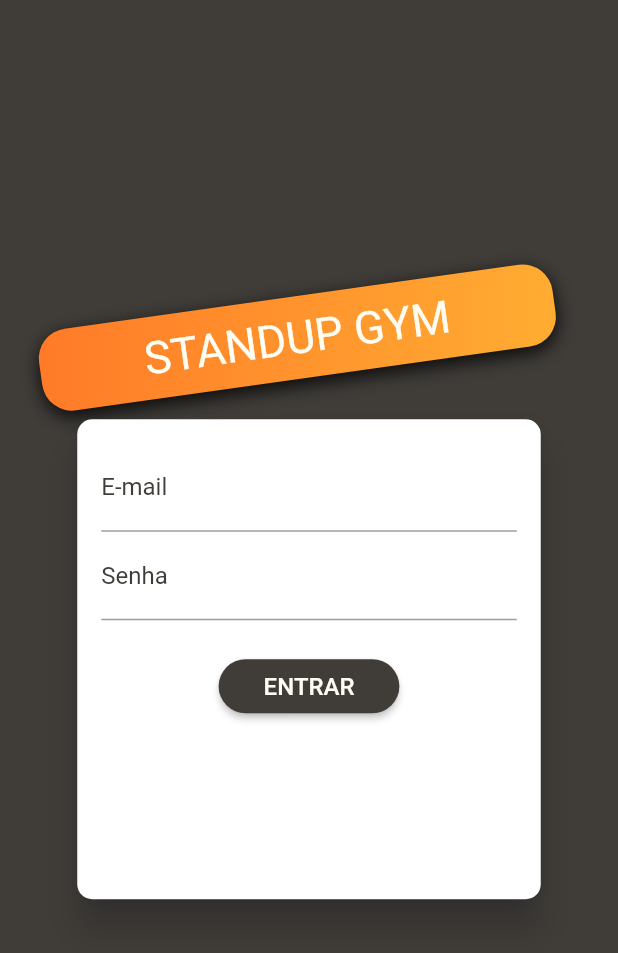
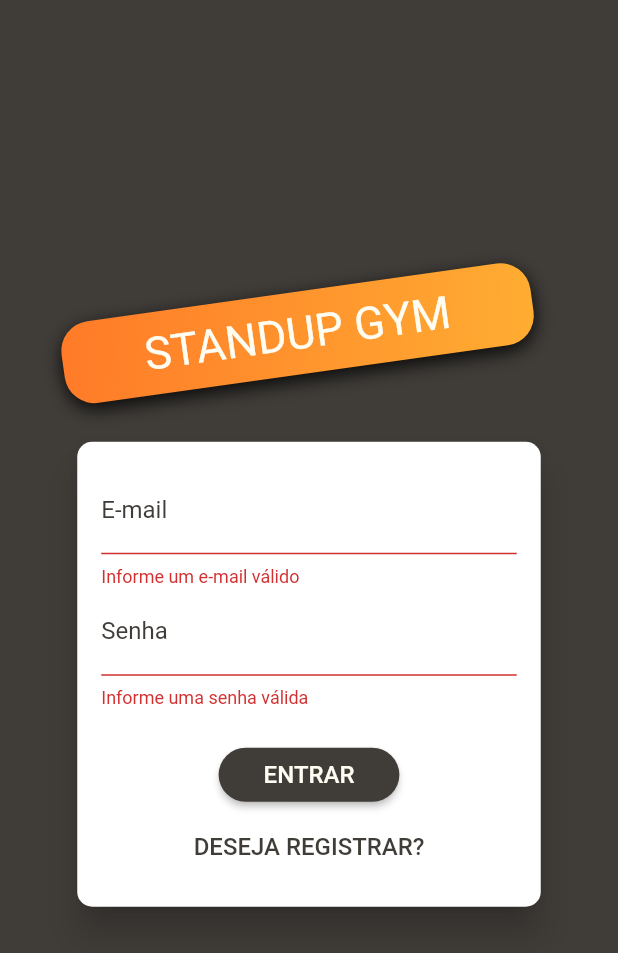
Before and after one commit to elennmilhomem/standup_gym_store, a Flutter app: the screen it shows after launch, after a tap on "ENTRAR", on a phone screen of 412 x 824 dp. Shown: the top 953 px of the screen. Run offline on Flutter 3.47's test engine with Material 2 defaults, Android fonts, the phone set to English and light mode, and no system bars; our stand-ins replace google_fonts.

Commit message:
Implementa tela de autenticação #04
Implementação de métodos de validação de login associados ao botão e ajuste de layout

```diff
--- a/lib/components/auth_form.dart
+++ b/lib/components/auth_form.dart
@@ -12,13 +12,48 @@ class AuthForm extends StatefulWidget {
 
 class _AuthFormState extends State<AuthForm> {
   final _passwordController = TextEditingController();
-  final AuthMode _authMode = AuthMode.Login;
+  final _formKey = GlobalKey<FormState>();
+  bool _isLoading = false;
+  AuthMode _authMode = AuthMode.Login;
   final Map<String, String> _authData = {
     'email': '',
     'password': '',
   };
 
-  void _submit() {}
+  bool _isLogin() => _authMode == AuthMode.Login;
+  bool _isSignup() => _authMode == AuthMode.Signup;
+
+  void _switchAuthMode() {
+    setState(
+      () {
+        if (_isLogin()) {
+          _authMode = AuthMode.Signup;
+        } else {
+          _authMode = AuthMode.Login;
+        }
+      },
+    );
+  }
+
+  void _submit() {
+    final isValid = _formKey.currentState?.validate() ?? false;
+
+    if (!isValid) {
+      return;
+    }
+
+    setState(() => _isLoading = true);
+
+    _formKey.currentState?.save();
+
+    if (_isLogin()) {
+      // Login
+    } else {
+      // Registrar
+    }
+
+    setState(() => _isLoading = false);
+  }
 
   @override
   Widget build(BuildContext context) {
@@ -30,9 +65,10 @@ class _AuthFormState extends State<AuthForm> {
       ),
       child: Container(
         padding: const EdgeInsets.all(16),
-        height: 320,
+        height: _isLogin() ? 310 : 400,
         width: deviceSize.width * 0.75,
         child: Form(
+          key: _formKey,
           child: Column(
             children: [
               TextFormField(
@@ -77,7 +113,7 @@ class _AuthFormState extends State<AuthForm> {
                   return null;
                 },
               ),
-              if (_authMode == AuthMode.Signup)
+              if (_isSignup())
                 TextFormField(
                   decoration: InputDecoration(
                     labelText: 'Confirmar Senha',
@@ -90,7 +126,7 @@ class _AuthFormState extends State<AuthForm> {
                   ),
                   keyboardType: TextInputType.emailAddress,
                   obscureText: true,
-                  validator: _authMode == AuthMode.Login
+                  validator: _isLogin()
                       ? null
                       : (_password) {
                           final password = _password ?? '';
@@ -100,9 +136,10 @@ class _AuthFormState extends State<AuthForm> {
                           return null;
                         },
                 ),
-              const SizedBox(
-                height: 20,
-              ),
+              const SizedBox(height: 20),
+              if (_isLoading)
+                const CircularProgressIndicator()
+              else
                 ElevatedButton(
                   onPressed: _submit,
                   child: Text(
@@ -124,6 +161,19 @@ class _AuthFormState extends State<AuthForm> {
                     ),
                   ),
                 ),
+              const Spacer(),
+              TextButton(
+                onPressed: _switchAuthMode,
+                child: Text(
+                  _isLogin() ? 'DESEJA REGISTRAR?' : 'JÁ POSSUI CONTA?',
+                  style: GoogleFonts.titilliumWeb(
+                    textStyle: TextStyle(
+                      fontSize: 16,
+                      color: Theme.of(context).colorScheme.primary,
+                    ),
+                  ),
+                ),
+              ),
             ],
           ),
         ),
--- a/lib/pages/auth_page.dart
+++ b/lib/pages/auth_page.dart
@@ -22,10 +22,14 @@ class AuthPage extends StatelessWidget {
               mainAxisAlignment: MainAxisAlignment.center,
               children: [
                 Container(
+                  margin: const EdgeInsets.only(
+                    bottom: 20,
+                  ),
                   padding: const EdgeInsets.symmetric(
                     vertical: 10,
-                    horizontal: 70,
+                    horizontal: 55,
                   ),
+                  // cascade operator
                   transform: Matrix4.rotationZ(-8 * pi / 180)..translate(-10.0),
                   decoration: BoxDecoration(
                     gradient: const LinearGradient(
```
Lines whose indentation alone changed are shown as unchanged.
